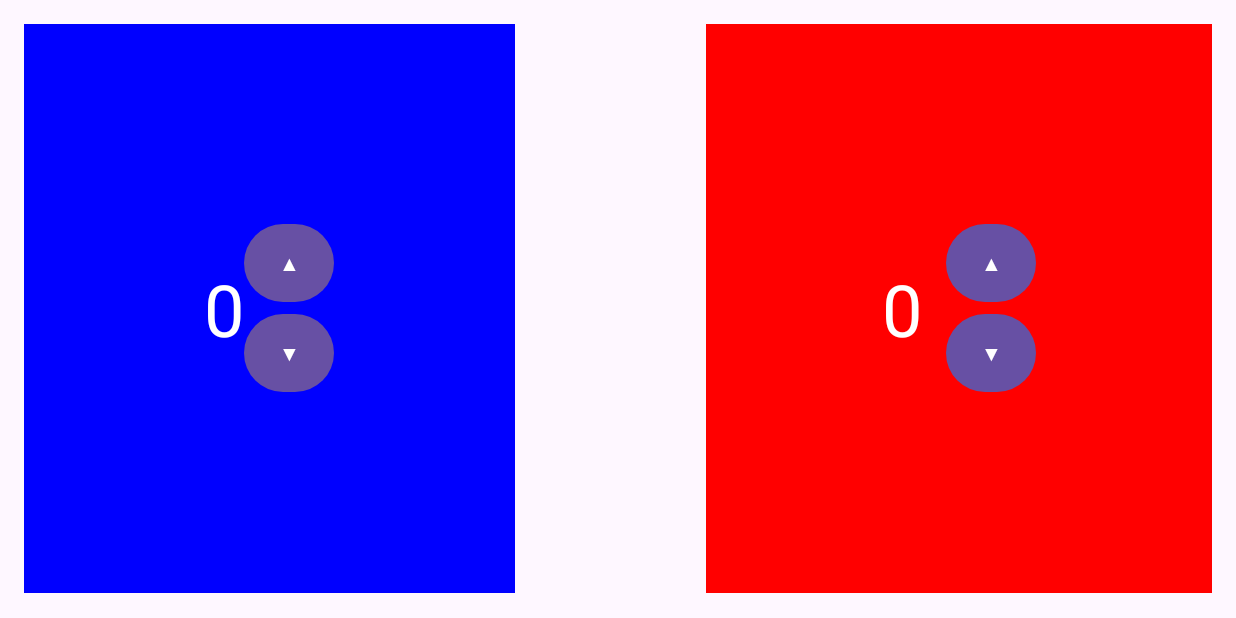
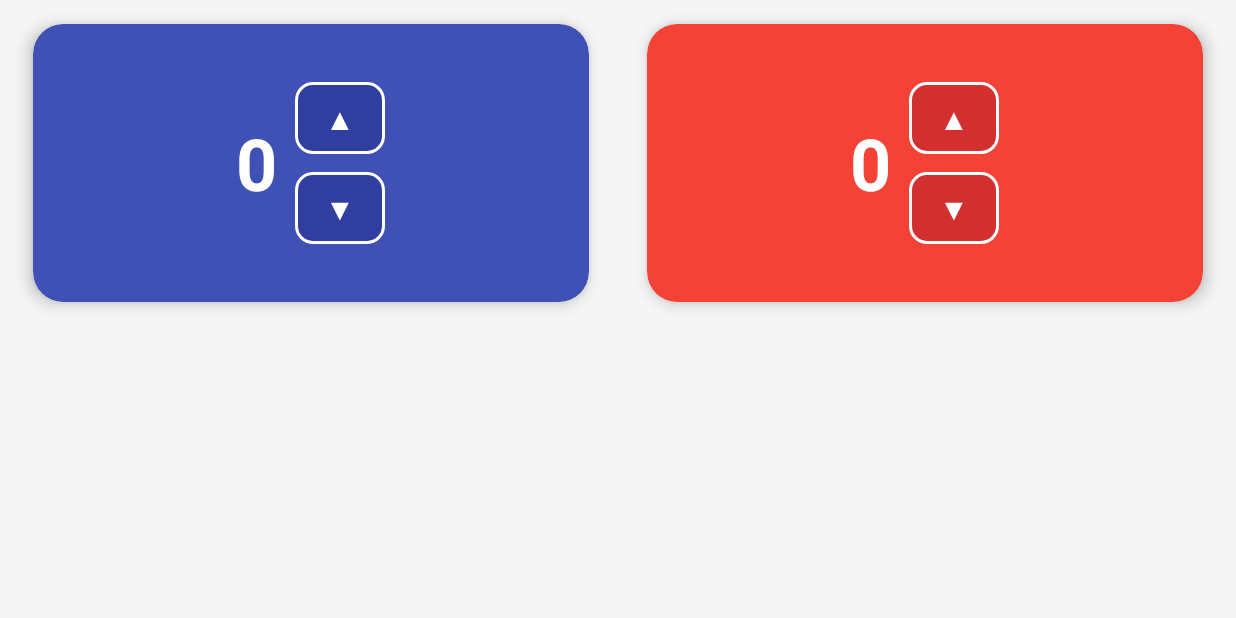
Before and after one commit to IF-Enterprise/Points-Counter, an Android app: the ScoreboardActivity screen opened directly, with no data from a screen before it, on a phone screen of 824 x 412 dp (held sideways). Run offline under Robolectric (Android 15) with nearby library versions, the phone set to English and light mode, and no system bars.

Commit message:
reset all pts implemntred when win and remodel ScoreboardActivity.kt

```diff
--- a/app/src/main/java/app/point_counter/model/PingPong.kt
+++ b/app/src/main/java/app/point_counter/model/PingPong.kt
@@ -12,11 +12,11 @@ class PingPong: Sport() {
         //If the player has 11 or more points with a difference of 2 wins the set and reset the score
         if (player1Pts >= 11 && player1Pts - player2Pts >= 2){
             addSetToPlayer(1)
-            resetScore()
+            resetAllPts()
         }
         if (player2Pts >= 11 && player2Pts - player1Pts >= 2){
             addSetToPlayer(2)
-            resetScore()
+            resetAllPts()
         }
     }
 
@@ -30,6 +30,10 @@ class PingPong: Sport() {
                 player2Pts--
             }
         }
+    }
+    fun resetAllPts(){
+        player1Pts = 0
+        player2Pts = 0
     }
 
     //--------------------------------------------Sets--------------------------------------------
@@ -68,6 +72,8 @@ class PingPong: Sport() {
     override fun resetScore() {
         player1Pts = 0
         player2Pts = 0
+        setPlayer1 = 0
+        setPlayer2 = 0
     }
 
     override fun setScore(player1Pts: Int,player2Pts: Int) {
--- a/app/src/main/java/app/point_counter/view/ScoreboardActivity.kt
+++ b/app/src/main/java/app/point_counter/view/ScoreboardActivity.kt
@@ -61,6 +61,10 @@ open class ScoreboardActivity : MainActivity() {
         }
         voiceCommand.startListening()
 
+        supportFragmentManager.setFragmentResultListener("winDialogClosed", this) { _, _ ->
+            scoreManager.resetScore()
+            updateScore() // (opcional, para que el marcador se refresque inmediatamente)
+        }
 
     }
 
--- a/app/src/main/java/app/point_counter/view/WinDialog.kt
+++ b/app/src/main/java/app/point_counter/view/WinDialog.kt
@@ -3,11 +3,13 @@ package app.point_counter.view
 import SettingsDialog
 import android.app.AlertDialog
 import android.app.Dialog
+import android.content.DialogInterface
 import android.os.Bundle
 import androidx.fragment.app.DialogFragment
 import app.point_counter.R
 import android.widget.*
 import android.content.Intent
+import androidx.core.os.bundleOf
 import app.point_counter.viewmodel.ScoreViewModel
 
 class WinDialog: DialogFragment() {
@@ -20,6 +22,13 @@ class WinDialog: DialogFragment() {
             return dialog
         }
     }
+
+    override fun onDismiss(dialog: DialogInterface) {
+        super.onDismiss(dialog)
+        // Notifica a la Activity que el WinDialog se cerró
+        parentFragmentManager.setFragmentResult("winDialogClosed", bundleOf())
+    }
+
 
     override fun onCreateDialog(savedInstanceState: Bundle?): Dialog {
         val builder = AlertDialog.Builder(requireContext())
@@ -37,12 +46,13 @@ class WinDialog: DialogFragment() {
 
         val btnAgain = view.findViewById<Button>(R.id.btnAgain)
         btnAgain.setOnClickListener {
-            startActivity(Intent(requireContext(), ScoreboardActivity::class.java))
+            parentFragmentManager.setFragmentResult("winDialogClosed", bundleOf())
             dismiss() // Cierra el WinDialog
         }
 
         val btnMenu = view.findViewById<Button>(R.id.btonMenu)
         btnMenu.setOnClickListener {
+            parentFragmentManager.setFragmentResult("winDialogClosed", bundleOf())
             startActivity(Intent(requireContext(), MainActivity::class.java))
             dismiss()
         }
--- a/app/src/main/res/layout-finger/activity_scoreboard.xml
+++ b/app/src/main/res/layout-finger/activity_scoreboard.xml
@@ -5,101 +5,142 @@
     xmlns:tools="http://schemas.android.com/tools"
     android:layout_width="match_parent"
     android:layout_height="match_parent"
+    android:background="@color/background_color"
+    tools:context=".view.ScoreboardActivity"
     tools:ignore="MissingDefaultResource">
 
-    <!-- Caja roja -->
+    <!-- Caja Azul (Jugador 2) -->
+    <androidx.cardview.widget.CardView
+        android:id="@+id/blue_card"
+        android:layout_width="0dp"
+        android:layout_height="0dp"
+        android:layout_margin="16dp"
+        app:cardCornerRadius="20dp"
+        app:cardElevation="6dp"
+        app:cardBackgroundColor="@color/blue_player"
+        app:layout_constraintTop_toTopOf="parent"
+        app:layout_constraintStart_toStartOf="parent"
+        app:layout_constraintEnd_toStartOf="@id/red_card"
+        app:layout_constraintWidth_percent="0.45"
+        app:layout_constraintHeight_percent="0.45">
 
-    <!-- Caja azul -->
         <LinearLayout
-        android:id="@+id/red_box"
-        android:layout_width="337dp"
-        android:layout_height="379dp"
+            android:layout_width="match_parent"
+            android:layout_height="match_parent"
+            android:gravity="center"
+            android:orientation="horizontal">
+
+            <!-- Puntuación Azul -->
+            <TextView
+                android:id="@+id/blue_score"
+                android:layout_width="wrap_content"
+                android:layout_height="wrap_content"
+                android:layout_marginEnd="12dp"
+                android:text="0"
+                android:textColor="@android:color/white"
+                android:textSize="48sp"
+                android:textStyle="bold" />
+
+            <!-- Botones Azul -->
+            <LinearLayout
+                android:layout_width="wrap_content"
+                android:layout_height="wrap_content"
+                android:orientation="vertical">
+
+                <com.google.android.material.button.MaterialButton
+                    android:id="@+id/blue_plus"
+                    style="@style/Widget.MaterialComponents.Button.OutlinedButton"
+                    android:layout_width="60dp"
+                    android:layout_height="60dp"
+                    android:backgroundTint="@color/blue_dark"
+                    android:text="▲"
+                    android:textColor="@android:color/white"
+                    android:textSize="20sp"
+                    app:cornerRadius="12dp"
+                    app:strokeColor="@android:color/white"
+                    app:strokeWidth="2dp" />
+
+                <com.google.android.material.button.MaterialButton
+                    android:id="@+id/blue_minus"
+                    style="@style/Widget.MaterialComponents.Button.OutlinedButton"
+                    android:layout_width="60dp"
+                    android:layout_height="60dp"
+                    android:backgroundTint="@color/blue_dark"
+                    android:text="▼"
+                    android:textColor="@android:color/white"
+                    android:textSize="20sp"
+                    app:cornerRadius="12dp"
+                    app:strokeColor="@android:color/white"
+                    app:strokeWidth="2dp" />
+            </LinearLayout>
+        </LinearLayout>
+    </androidx.cardview.widget.CardView>
+
+    <!-- Caja Roja (Jugador 1) -->
+    <androidx.cardview.widget.CardView
+        android:id="@+id/red_card"
+        android:layout_width="0dp"
+        android:layout_height="0dp"
         android:layout_margin="16dp"
-        android:layout_marginTop="280dp"
-        android:background="#FF0000"
+        app:cardCornerRadius="20dp"
+        app:cardElevation="6dp"
+        app:cardBackgroundColor="@color/red_player"
+        app:layout_constraintTop_toTopOf="parent"
+        app:layout_constraintStart_toEndOf="@id/blue_card"
+        app:layout_constraintEnd_toEndOf="parent"
+        app:layout_constraintWidth_percent="0.45"
+        app:layout_constraintHeight_percent="0.45">
+
+        <LinearLayout
+            android:layout_width="match_parent"
+            android:layout_height="match_parent"
             android:gravity="center"
-        android:orientation="horizontal"
-        app:layout_constraintEnd_toEndOf="parent"
-        app:layout_constraintHorizontal_bias="1.0"
-        app:layout_constraintStart_toStartOf="parent"
-        app:layout_constraintTop_toTopOf="parent">
+            android:orientation="horizontal">
 
             <!-- Puntuación Roja -->
             <TextView
                 android:id="@+id/red_score"
                 android:layout_width="wrap_content"
                 android:layout_height="wrap_content"
-            android:layout_marginEnd="16dp"
                 android:text="0"
-            android:textColor="#FFFFFF"
-            android:textSize="48sp" />
+                android:textColor="@android:color/white"
+                android:textSize="48sp"
+                android:textStyle="bold"
+                android:layout_marginEnd="12dp"/>
 
-        <!-- Botones para subir y bajar puntuación Roja -->
+            <!-- Botones Rojos -->
             <LinearLayout
                 android:layout_width="wrap_content"
                 android:layout_height="wrap_content"
                 android:orientation="vertical">
 
-            <Button
+                <com.google.android.material.button.MaterialButton
                     android:id="@+id/red_plus"
-                android:layout_width="60dp"
-                android:layout_height="60dp"
-                android:text="▲" />
-
-            <Button
-                android:id="@+id/red_minus"
-                android:layout_width="60dp"
-                android:layout_height="60dp"
-                android:text="▼" />
-        </LinearLayout>
-    </LinearLayout>
-
-    <LinearLayout
-        android:id="@+id/blue_box"
-        android:layout_width="327dp"
-        android:layout_height="379dp"
-        android:layout_margin="16dp"
-        android:background="#0000FF"
-        android:gravity="center"
-        android:orientation="horizontal"
-        app:layout_constraintEnd_toEndOf="parent"
-        app:layout_constraintHorizontal_bias="0.0"
-        app:layout_constraintStart_toStartOf="parent"
-        app:layout_constraintTop_toTopOf="parent">
-
-        <!-- Puntuación Azul -->
-        <TextView
-            android:id="@+id/blue_score"
-            android:layout_width="wrap_content"
-            android:layout_height="wrap_content"
-            android:text="0"
-            android:textColor="#FFFFFF"
-            android:textSize="48sp"
-            tools:layout_editor_absoluteX="104dp"
-            tools:layout_editor_absoluteY="517dp" />
-
-        <!-- Botones para subir y bajar puntuación Azul -->
-        <LinearLayout
-            android:layout_width="wrap_content"
-            android:layout_height="wrap_content"
-            android:orientation="vertical">
-
-            <Button
-                android:id="@+id/blue_plus"
+                    style="@style/Widget.MaterialComponents.Button.OutlinedButton"
                     android:layout_width="60dp"
                     android:layout_height="60dp"
                     android:text="▲"
-                tools:layout_editor_absoluteX="147dp"
-                tools:layout_editor_absoluteY="489dp" />
+                    android:textSize="20sp"
+                    android:textColor="@android:color/white"
+                    app:cornerRadius="12dp"
+                    app:strokeColor="@android:color/white"
+                    app:strokeWidth="2dp"
+                    android:backgroundTint="@color/red_dark"/>
 
-            <Button
-                android:id="@+id/blue_minus"
+                <com.google.android.material.button.MaterialButton
+                    android:id="@+id/red_minus"
+                    style="@style/Widget.MaterialComponents.Button.OutlinedButton"
                     android:layout_width="60dp"
                     android:layout_height="60dp"
                     android:text="▼"
-                tools:layout_editor_absoluteX="147dp"
-                tools:layout_editor_absoluteY="549dp" />
+                    android:textSize="20sp"
+                    android:textColor="@android:color/white"
+                    app:cornerRadius="12dp"
+                    app:strokeColor="@android:color/white"
+                    app:strokeWidth="2dp"
+                    android:backgroundTint="@color/red_dark"/>
             </LinearLayout>
         </LinearLayout>
+    </androidx.cardview.widget.CardView>
 
 </androidx.constraintlayout.widget.ConstraintLayout>
--- a/app/src/main/res/values/colors.xml
+++ b/app/src/main/res/values/colors.xml
@@ -2,4 +2,10 @@
 <resources>
     <color name="black">#FF000000</color>
     <color name="white">#FFFFFFFF</color>
+    <color name="background_color">#F5F5F5</color>
+    <color name="blue_player">#3F51B5</color>
+    <color name="blue_dark">#303F9F</color>
+    <color name="red_player">#F44336</color>
+    <color name="red_dark">#D32F2F</color>
+
 </resources>
```
Lines whose indentation alone changed are shown as unchanged.
